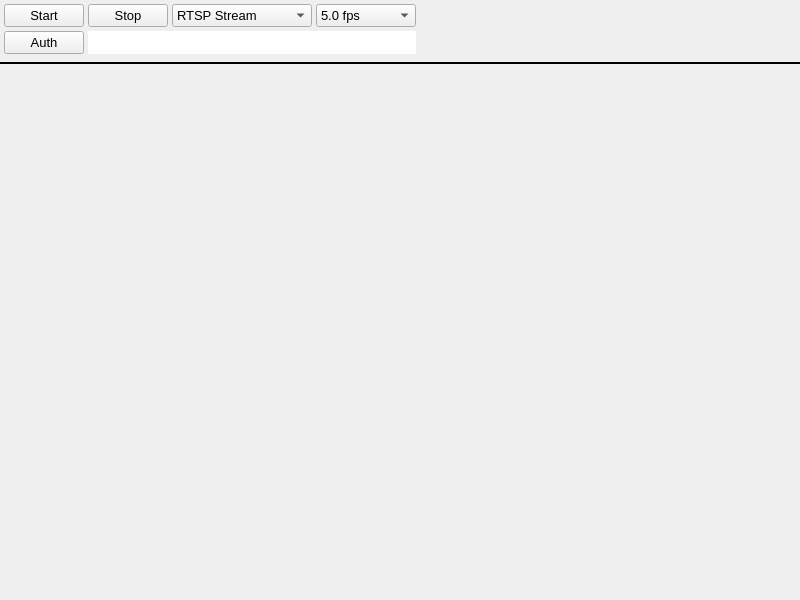
This is src_add/widgets/video.ui in mworion/MountWizzard4 as Qt 5 draws it before an edit. The edited form follows.
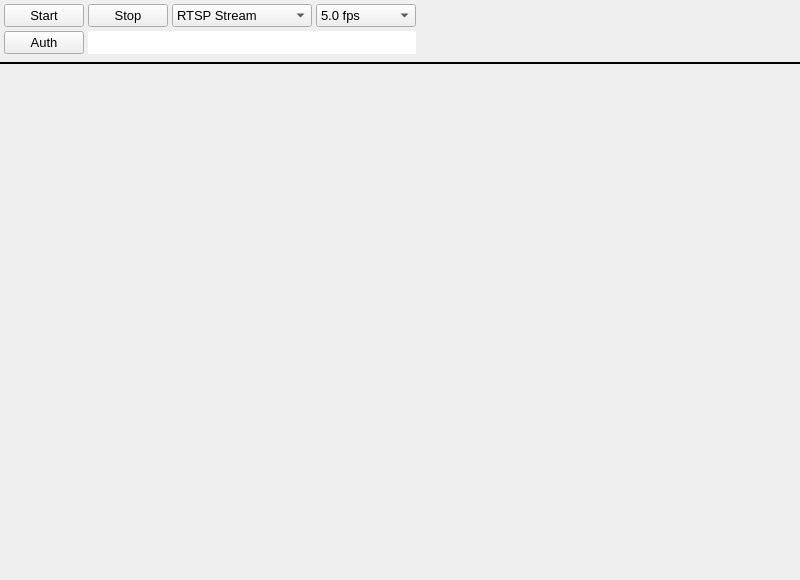
This is the edited form.

Patch:
```diff
--- a/src_add/widgets/video.ui
+++ b/src_add/widgets/video.ui
@@ -7,7 +7,7 @@
     <x>0</x>
     <y>0</y>
     <width>800</width>
-    <height>600</height>
+    <height>580</height>
    </rect>
   </property>
   <property name="sizePolicy">
```
